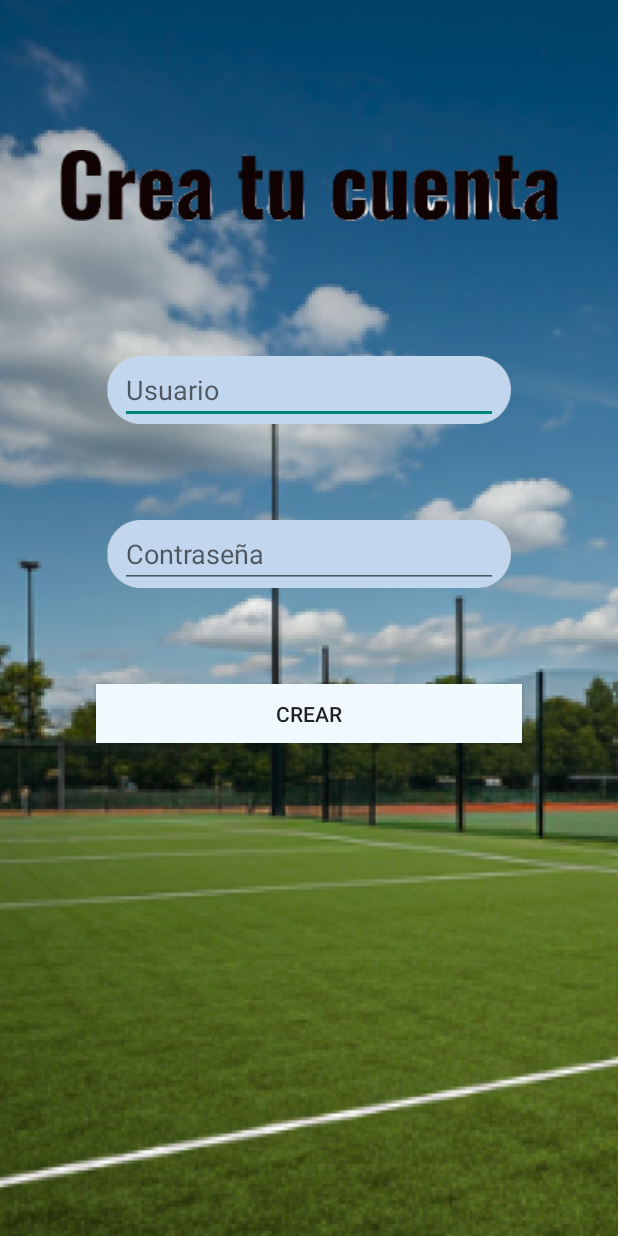
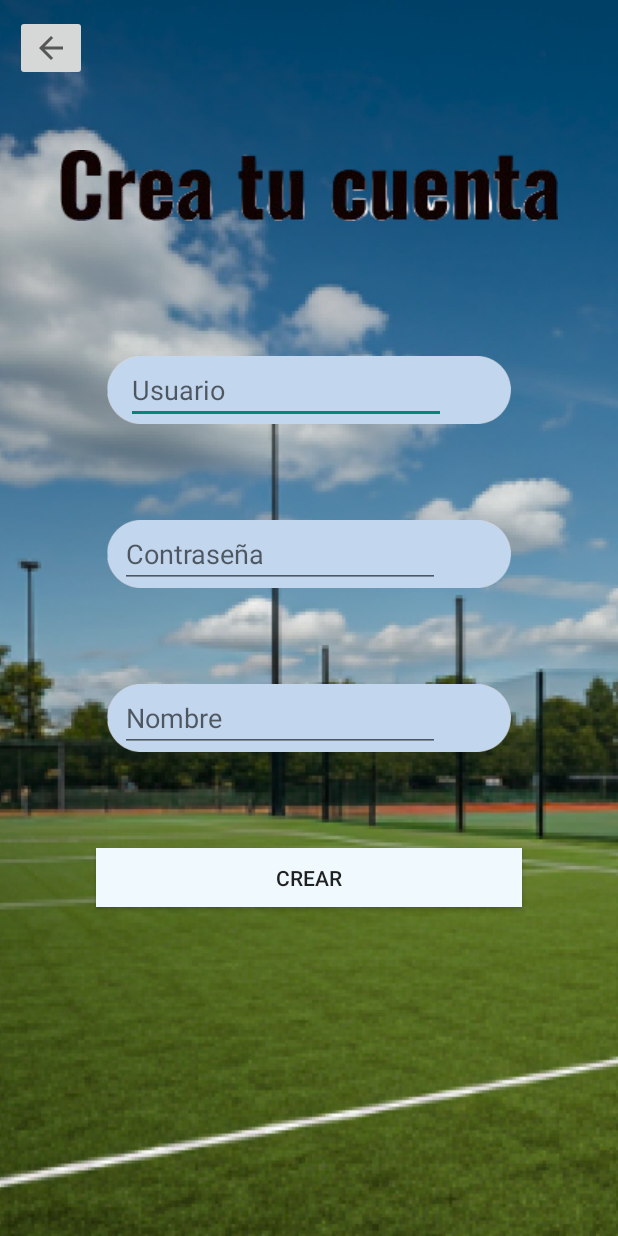
Before and after one commit to SebastianDRC/Matchplay, an Android app: the Registrar_cuenta screen opened directly, with no data from a screen before it, on a phone screen of 412 x 824 dp. Run offline under Robolectric (Android 15) with nearby library versions, the phone set to English and light mode, and no system bars; our stand-ins replace Firebase (no records; nobody signed in at launch, a user with empty details on screens opened directly).

Commit message:
Logica del Loggin

```diff
--- a/app/src/main/java/com/example/matchplay/Registrar_cuenta.kt
+++ b/app/src/main/java/com/example/matchplay/Registrar_cuenta.kt
@@ -1,20 +1,62 @@
 package com.example.matchplay
 
+import android.app.AlertDialog
+import android.content.DialogInterface
+import android.content.Intent
 import android.os.Bundle
+import android.widget.Button
+import android.widget.EditText
+import android.widget.ImageButton
 import androidx.activity.enableEdgeToEdge
 import androidx.appcompat.app.AppCompatActivity
 import androidx.core.view.ViewCompat
 import androidx.core.view.WindowInsetsCompat
+import com.google.firebase.auth.FirebaseAuth
+import com.google.firebase.auth.UserProfileChangeRequest
 
 class Registrar_cuenta : AppCompatActivity() {
+    private val auth = FirebaseAuth.getInstance()
     override fun onCreate(savedInstanceState: Bundle?) {
         super.onCreate(savedInstanceState)
         enableEdgeToEdge()
         setContentView(R.layout.activity_registrar_cuenta)
-        ViewCompat.setOnApplyWindowInsetsListener(findViewById(R.id.main)) { v, insets ->
-            val systemBars = insets.getInsets(WindowInsetsCompat.Type.systemBars())
-            v.setPadding(systemBars.left, systemBars.top, systemBars.right, systemBars.bottom)
-            insets
+        val return_main_btn = findViewById<ImageButton>(R.id.return_main)
+        val create_btn = findViewById<Button>(R.id.crear_cuenta)
+        val email = findViewById<EditText>(R.id.email_et)
+        val password = findViewById<EditText>(R.id.password_et)
+        val nombre = findViewById<EditText>(R.id.nombre)
+        return_main_btn.setOnClickListener {
+            val intent = Intent(this, MainActivity::class.java)
+            startActivity(intent)
+        }
+        create_btn.setOnClickListener {
+            val email = email.text.toString()
+            val password = password.text.toString()
+            val nombre = nombre.text.toString()
+
+            auth.createUserWithEmailAndPassword(email, password)
+                .addOnSuccessListener {
+                    val profile = UserProfileChangeRequest.Builder()
+                        .setDisplayName(nombre)
+                        .build()
+
+                        it.user!!.updateProfile(profile)
+                            .addOnSuccessListener {
+                                AlertDialog.Builder(this).apply {
+                                    setTitle("Cuenta Creada")
+                                    setMessage("Tu cuenta ha sido creada correctamente")
+                                    setPositiveButton("aceptar"){ _: DialogInterface, _: Int ->
+                                        finish()
+                                    }
+                                }.show()
+                            }
+                            .addOnFailureListener {
+                                Utils.showError(this,it.message.toString())
+                            }
+                }
+                .addOnFailureListener {
+                    Utils.showError(this,it.message.toString())
+                }
         }
     }
 }
--- a/app/src/main/res/layout/activity_main.xml
+++ b/app/src/main/res/layout/activity_main.xml
@@ -64,7 +64,7 @@
         android:backgroundTint="@color/azul_claro"
         android:backgroundTintMode="screen"
         android:gravity="center"
-        android:text="Registrate"
+        android:text="Registrar"
         app:layout_constraintEnd_toEndOf="parent"
         app:layout_constraintHorizontal_bias="0.0"
         app:layout_constraintStart_toStartOf="parent"
--- a/app/src/main/res/layout/activity_registrar_cuenta.xml
+++ b/app/src/main/res/layout/activity_registrar_cuenta.xml
@@ -14,8 +14,8 @@
         android:gravity="center"
         android:scaleType="centerCrop"
         android:src="@drawable/fondo_loggin"
-        tools:layout_editor_absoluteX="0dp"
-        tools:layout_editor_absoluteY="29dp" />
+        tools:layout_editor_absoluteX="16dp"
+        tools:layout_editor_absoluteY="-36dp" />
 
     <ImageView
         android:id="@+id/imageView"
@@ -35,21 +35,6 @@
         app:srcCompat="@drawable/fondo_escribir"
         tools:layout_editor_absoluteX="0dp" />
 
-    <EditText
-        android:id="@+id/editTextText"
-        android:layout_width="match_parent"
-        android:layout_height="wrap_content"
-        android:layout_marginStart="80dp"
-        android:layout_marginTop="90dp"
-        android:layout_marginEnd="80dp"
-        android:ems="10"
-        android:hint="Usuario"
-        android:inputType="text"
-        app:layout_constraintEnd_toEndOf="parent"
-        app:layout_constraintHorizontal_bias="0.0"
-        app:layout_constraintStart_toStartOf="parent"
-        app:layout_constraintTop_toBottomOf="@+id/imageView" />
-
     <ImageView
         android:id="@+id/imageView7"
         android:layout_width="match_parent"
@@ -60,20 +45,51 @@
         app:layout_constraintTop_toBottomOf="@+id/imageView6"
         app:srcCompat="@drawable/fondo_escribir" />
 
+    <ImageView
+        android:id="@+id/imageView8"
+        android:layout_width="match_parent"
+        android:layout_height="45dp"
+        android:layout_marginTop="64dp"
+        android:gravity="center"
+        app:layout_constraintEnd_toEndOf="parent"
+        app:layout_constraintTop_toBottomOf="@+id/imageView7"
+        app:srcCompat="@drawable/fondo_escribir" />
+
     <EditText
-        android:id="@+id/Contraseña"
-        android:layout_width="match_parent"
+        android:id="@+id/email_et"
+        android:layout_width="wrap_content"
+        android:layout_height="wrap_content"
+        android:layout_marginStart="84dp"
+        android:layout_marginTop="90dp"
+        android:ems="10"
+        android:hint="Usuario"
+        android:inputType="textEmailAddress"
+        app:layout_constraintStart_toStartOf="@+id/imageView6"
+        app:layout_constraintTop_toBottomOf="@+id/imageView" />
+
+    <EditText
+        android:id="@+id/password_et"
+        android:layout_width="wrap_content"
         android:layout_height="wrap_content"
         android:layout_marginStart="80dp"
         android:layout_marginTop="64dp"
-        android:layout_marginEnd="80dp"
         android:ems="10"
         android:hint="Contraseña"
-        android:inputType="text"
-        app:layout_constraintEnd_toEndOf="parent"
-        app:layout_constraintHorizontal_bias="0.0"
+        android:inputType="textPassword"
         app:layout_constraintStart_toStartOf="parent"
-        app:layout_constraintTop_toBottomOf="@+id/imageView6" />
+        app:layout_constraintTop_toBottomOf="@+id/email_et" />
+
+    <EditText
+        android:id="@+id/nombre"
+        android:layout_width="wrap_content"
+        android:layout_height="wrap_content"
+        android:layout_marginStart="80dp"
+        android:layout_marginTop="64dp"
+        android:ems="10"
+        android:hint="Nombre"
+        android:inputType="textEmailAddress"
+        app:layout_constraintStart_toStartOf="parent"
+        app:layout_constraintTop_toBottomOf="@+id/imageView7" />
 
     <Button
         android:id="@+id/crear_cuenta"
@@ -88,7 +104,18 @@
         android:gravity="center"
         android:text="Crear"
         app:layout_constraintEnd_toEndOf="parent"
+        app:layout_constraintHorizontal_bias="0.0"
         app:layout_constraintStart_toStartOf="parent"
-        app:layout_constraintTop_toBottomOf="@+id/imageView7" />
+        app:layout_constraintTop_toBottomOf="@+id/imageView8" />
+
+    <ImageButton
+        android:id="@+id/return_main"
+        android:layout_width="wrap_content"
+        android:layout_height="wrap_content"
+        android:layout_marginStart="10dp"
+        android:layout_marginTop="10dp"
+        app:layout_constraintStart_toStartOf="parent"
+        app:layout_constraintTop_toTopOf="parent"
+        app:srcCompat="?attr/actionModeCloseDrawable" />
 
 </androidx.constraintlayout.widget.ConstraintLayout>
```
Also changed, not shown: app/src/main/java/com/example/matchplay/MainActivity.kt (+6 -11 lines), app/src/main/java/com/example/matchplay/Utils.kt (added, +14 -0 lines).
